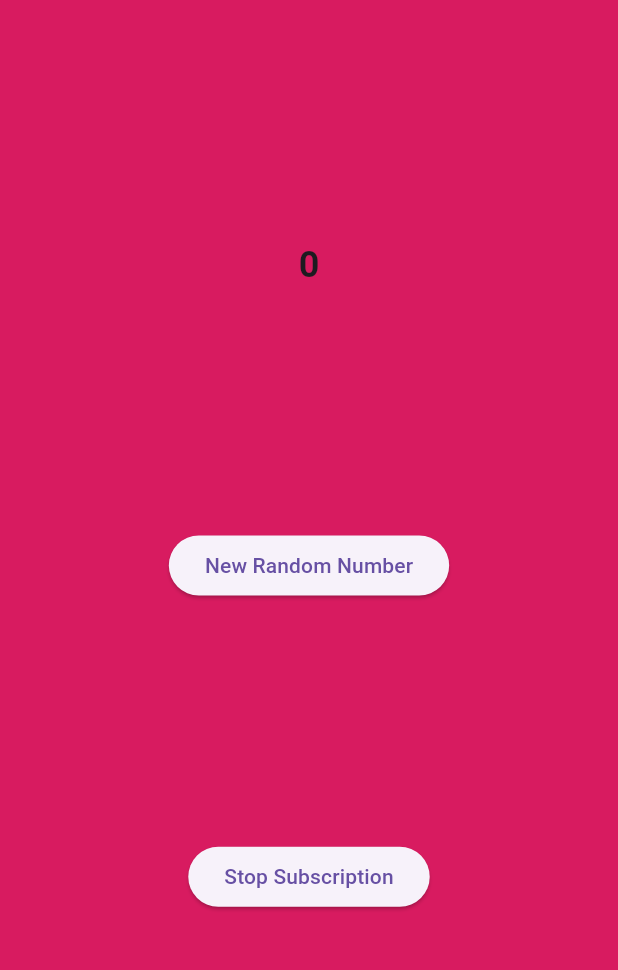
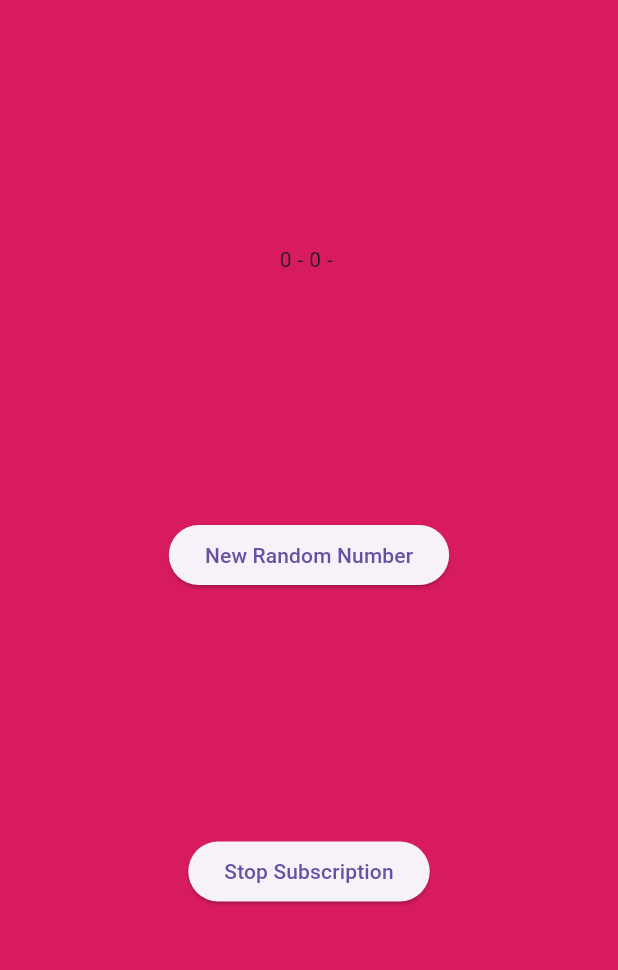
Before and after one commit to almaids/Flutter-Streams, a Flutter app: the screen it shows after launch, after a tap on "New Random Number", on a phone screen of 412 x 824 dp, the part 84-1054 px from its top. Run offline on Flutter 3.47's test engine with Material 3 defaults, Android fonts, the phone set to English and light mode, and no system bars.

Commit message:
P5: Jawaban SOal 10,11

```diff
--- a/stream_almaids/lib/main.dart
+++ b/stream_almaids/lib/main.dart
@@ -40,6 +40,8 @@ class _StreamHomePageState extends State<StreamHomePage> {
   late StreamTransformer<int, int> transformer;
 
   late StreamSubscription subscription;
+  late StreamSubscription subscription2;
+  String values = '';
 
   @override
   void initState() {
@@ -53,7 +55,14 @@ class _StreamHomePageState extends State<StreamHomePage> {
     // Listener utama
     subscription = stream.listen((event) {
       setState(() {
-        lastNumber = event;
+        //lastNumber = event;
+        values += '$event - ';
+      });
+    });
+
+    subscription2 = stream.listen((event) {
+      setState(() {
+        values += '$event - ';
       });
     });
 
@@ -133,10 +142,7 @@ class _StreamHomePageState extends State<StreamHomePage> {
           mainAxisAlignment: MainAxisAlignment.spaceEvenly,
           crossAxisAlignment: CrossAxisAlignment.center,
           children: [
-            Text(
-              lastNumber.toString(),
-              style: const TextStyle(fontSize: 24, fontWeight: FontWeight.bold),
-            ),
+            Text(values),
             ElevatedButton(
               onPressed: () => addRandomNumber(),
               child: const Text('New Random Number'),
```
